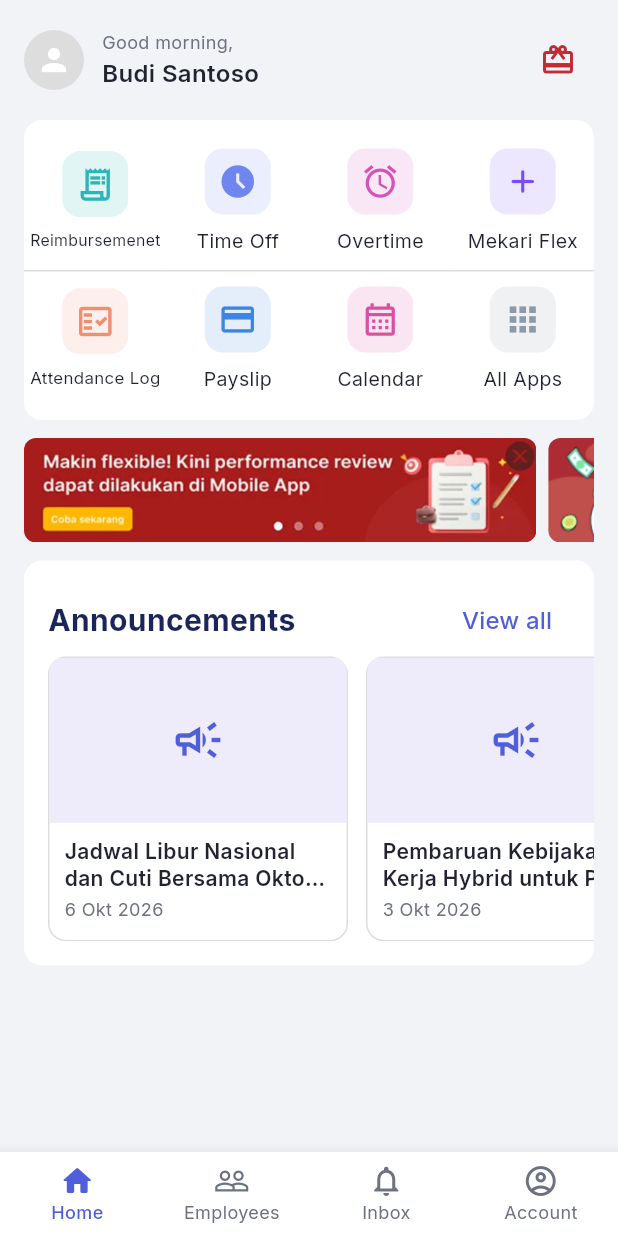
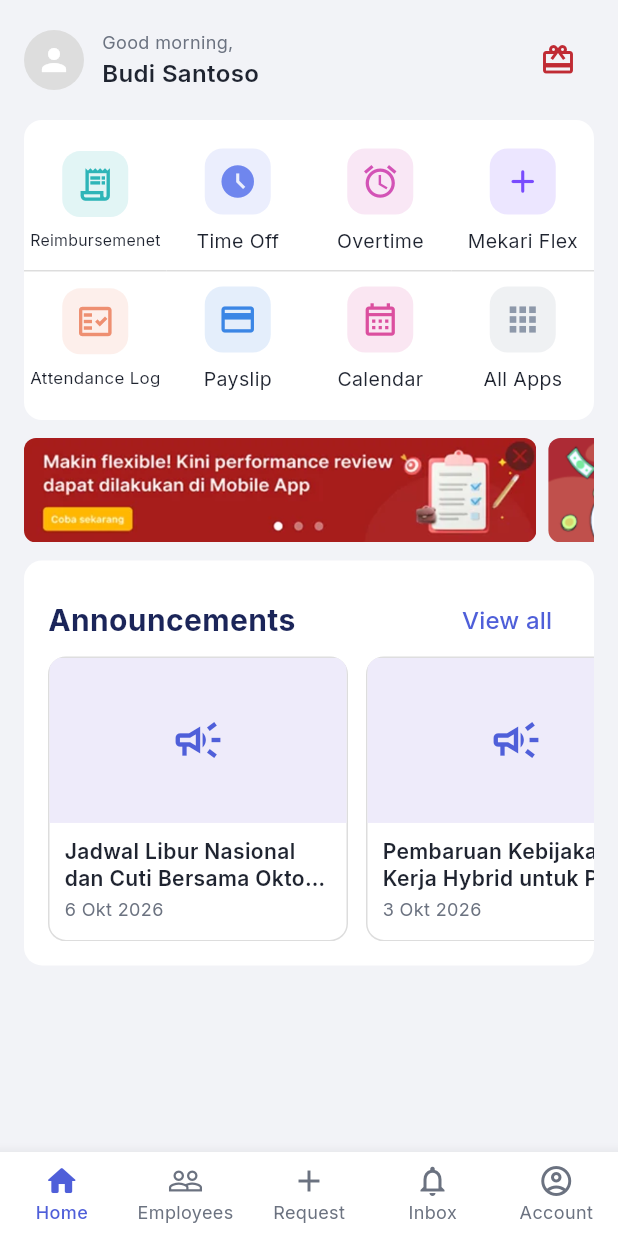
Before and after one commit to Naqila-Syaniwa/presensi-magang, a Flutter app: the HomeScreen screen opened by its route, on a phone screen of 412 x 824 dp. Run offline on Flutter 3.47's test engine with Material 3 defaults, Android fonts, the phone set to English and light mode, and no system bars; our stand-ins replace flutter_svg, google_fonts, shared_preferences, smooth_page_indicator; accounts and stored records are empty.

Commit message:
fix(home): restore Request tab, resolve merge, clean main.dart

```diff
--- a/lib/features/home/home_screen.dart
+++ b/lib/features/home/home_screen.dart
@@ -45,6 +45,7 @@
             activeIcon: Icon(Icons.people),
             label: 'Employees',
           ),
+          BottomNavigationBarItem(icon: Icon(Icons.add), label: 'Request'),
           BottomNavigationBarItem(
             icon: Icon(Icons.notifications_none),
             activeIcon: Icon(Icons.notifications),
```
